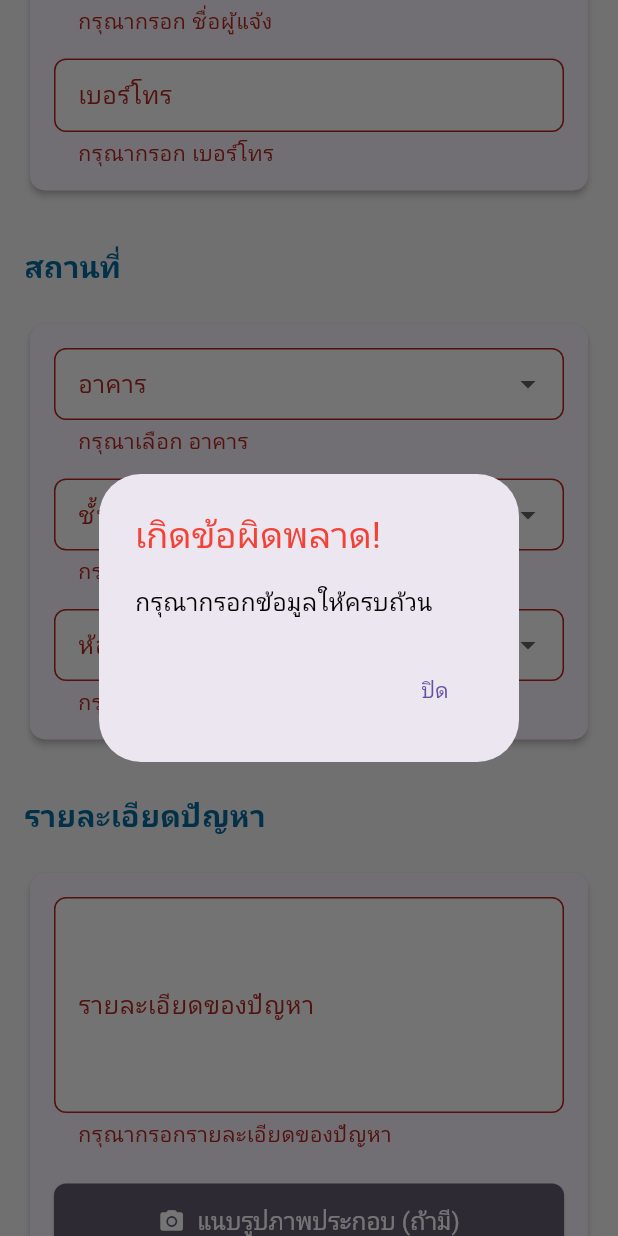
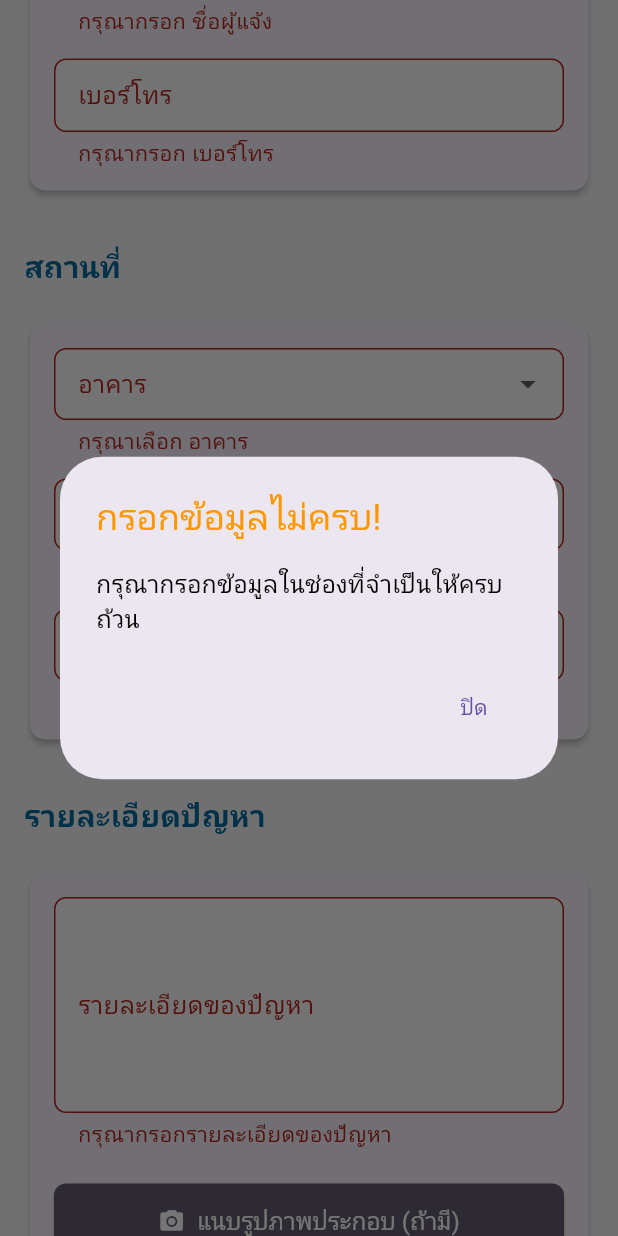
Before and after one commit to kitsune2355/Easy-pro, a Flutter app: the RepairScreen screen opened directly, scrolled down 375 dp, after a tap on "ส่งแจ้งซ่อม", on a phone screen of 412 x 824 dp. Run offline on Flutter 3.47's test engine with Material 3 defaults, Android fonts, the light colour scheme and no system bars; our stand-ins replace google_fonts, image_picker; Roboto replaces fonts that are missing (Prompt).

Commit message:
API repair

```diff
--- /dev/null
+++ b/lib/controllers/repair_controller.dart
@@ -0,0 +1,51 @@
+import 'package:image_picker/image_picker.dart';
+import '../services/api_service.dart';
+
+class RepairController {
+  static Future<bool> submitRepairRequest({
+    required String name,
+    required String phone,
+    required String building,
+    required String floor,
+    required String room,
+    required String problemDetail,
+    required String reportDate,
+    required String reportTime,
+    XFile? image, // Optional image file
+  }) async {
+    // เตรียมข้อมูล text fields
+    final Map<String, String> fields = {
+      'name': name,
+      'phone': phone,
+      'building': building,
+      'floor': floor,
+      'room': room,
+      'problemDetail': problemDetail,
+      'reportDate': reportDate,
+      'reportTime': reportTime,
+      // สามารถเพิ่ม reportChannel, serviceType, jobType ตรงนี้ได้หากมีใน UI
+    };
+
+    try {
+      final response = await ApiService.postMultipart(
+        'submit_repair.php', // Endpoint ของ PHP Script ที่จะจัดการข้อมูล
+        fields: fields,
+        file: image,
+        fileFieldName: 'image', // ต้องตรงกับชื่อ $_FILES ใน PHP
+      );
+
+      if (response != null && response is Map<String, dynamic>) {
+        if (response['status'] == 'success') {
+          return true;
+        } else {
+          // หาก backend ตอบกลับมาว่าไม่สำเร็จ พร้อมข้อความ error
+          print('API Error: ${response['message']}');
+          return false;
+        }
+      }
+    } catch (e) {
+      print('Error submitting repair request: $e');
+    }
+    return false;
+  }
+}
--- a/lib/screens/repair_screen.dart
+++ b/lib/screens/repair_screen.dart
@@ -1,3 +1,5 @@
+// lib/screens/repair_screen.dart
+import 'package:easy_pro/controllers/repair_controller.dart';
 import 'package:flutter/material.dart';
 import 'package:image_picker/image_picker.dart';
 import 'dart:io';
@@ -24,10 +26,6 @@ class _RepairScreenState extends State<RepairScreen> {
   // Initialize with current date and time
   DateTime? _reportDate = DateTime.now();
   TimeOfDay? _reportTime = TimeOfDay.now();
-  DateTime? _repairDate;
-  String? _reportChannel;
-  String? _serviceType;
-  String? _jobType;
   String? _building;
   String? _floor;
   String? _room;
@@ -45,7 +43,6 @@ class _RepairScreenState extends State<RepairScreen> {
   }
 
   Future<void> _initializeThaiDateFormatting() async {
-    // Ensure Thai locale data is loaded for date formatting
     await initializeDateFormatting('th', null);
     setState(() {
       // Rebuild widget tree after locale data is loaded if needed
@@ -54,7 +51,6 @@ class _RepairScreenState extends State<RepairScreen> {
 
   @override
   void dispose() {
-    // Dispose controllers to prevent memory leaks
     _nameController.dispose();
     _phoneController.dispose();
     _problemDetailController.dispose();
@@ -135,31 +131,43 @@ class _RepairScreenState extends State<RepairScreen> {
   }
 
   /// Submits the form data after validation.
-  void _submitForm() {
+  void _submitForm() async { // Make the method async
     if (_formKey.currentState!.validate()) {
-      final Map<String, dynamic> formData = {
-        'reportDate': _reportDate != null
-            ? DateFormat('yyyy-MM-dd').format(_reportDate!)
-            : null,
-        'reportTime': _reportTime != null
-            ? _formatTimeOfDay(_reportTime!)
-            : null,
-        'repairDate': _repairDate != null
-            ? DateFormat('yyyy-MM-dd').format(_repairDate!)
-            : null,
-        'reportChannel': _reportChannel,
-        'serviceType': _serviceType,
-        'jobType': _jobType,
-        'name': _nameController.text,
-        'phone': _phoneController.text,
-        'building': _building,
-        'floor': _floor,
-        'room': _room,
-        'problemDetail': _problemDetailController.text,
-        'imagePath': _image?.path,
-      };
-      print(formData); // For debugging purposes
+      // Show a loading dialog
+      showDialog(
+        context: context,
+        barrierDismissible: false, // Prevent dismissing by tapping outside
+        builder: (BuildContext context) {
+          return const AlertDialog(
+            content: Column(
+              mainAxisSize: MainAxisSize.min,
+              children: [
+                CircularProgressIndicator(),
+                SizedBox(height: 16),
+                Text('กำลังส่งข้อมูล...'),
+              ],
+            ),
+          );
+        },
+      );
 
+      // Call the RepairController to submit the data
+      final bool success = await RepairController.submitRepairRequest(
+        name: _nameController.text,
+        phone: _phoneController.text,
+        building: _building!, // These are validated as not null by the form
+        floor: _floor!,       // validators, so we can use !
+        room: _room!,         //
+        problemDetail: _problemDetailController.text,
+        reportDate: DateFormat('yyyy-MM-dd').format(_reportDate!),
+        reportTime: _formatTimeOfDay(_reportTime!),
+        image: _image,
+      );
+
+      Navigator.of(context).pop(); // Dismiss the loading dialog
+
+      if (success) {
+        // Show success dialog
         showDialog(
           context: context,
           builder: (BuildContext context) {
@@ -173,15 +181,28 @@ class _RepairScreenState extends State<RepairScreen> {
                 TextButton(
                   child: const Text('ตกลง'),
                   onPressed: () {
-                  Navigator.of(context).pop(); // Dismiss the dialog
+                    Navigator.of(context).pop(); // Dismiss the success dialog
+                    // Reset the form fields and state
+                    _formKey.currentState?.reset();
+                    setState(() {
+                      _reportDate = DateTime.now();
+                      _reportTime = TimeOfDay.now();
+                      _building = null;
+                      _floor = null;
+                      _room = null;
+                      _image = null; // Clear selected image
+                      _nameController.clear();
+                      _phoneController.clear();
+                      _problemDetailController.clear();
+                    });
                   },
                 ),
               ],
             );
           },
         );
-      // In a real application, you would typically send this data to a backend API.
       } else {
+        // Show error dialog if submission failed
         showDialog(
           context: context,
           builder: (BuildContext context) {
@@ -191,7 +212,33 @@ class _RepairScreenState extends State<RepairScreen> {
                 style: TextStyle(color: Colors.red),
               ),
               content: const Text(
-              'กรุณากรอกข้อมูลให้ครบถ้วน',
+                'ไม่สามารถส่งข้อมูลการแจ้งซ่อมได้ กรุณาลองใหม่อีกครั้ง',
+                style: TextStyle(color: Colors.black),
+              ),
+              actions: <Widget>[
+                TextButton(
+                  child: const Text('ปิด'),
+                  onPressed: () {
+                    Navigator.of(context).pop();
+                  },
+                ),
+              ],
+            );
+          },
+        );
+      }
+    } else {
+      // Show validation error dialog
+      showDialog(
+        context: context,
+        builder: (BuildContext context) {
+          return AlertDialog(
+            title: const Text(
+              'กรอกข้อมูลไม่ครบ!',
+              style: TextStyle(color: Colors.orange),
+            ),
+            content: const Text(
+              'กรุณากรอกข้อมูลในช่องที่จำเป็นให้ครบถ้วน',
               style: TextStyle(color: Colors.black),
             ),
             actions: <Widget>[
@@ -286,7 +333,7 @@ class _RepairScreenState extends State<RepairScreen> {
               _buildCardSection([
                 _buildProblemDetailField(),
                 const SizedBox(height: 24),
-                _buildImagePicker(), // Updated to call the new _buildImagePicker
+                _buildImagePicker(),
                 if (_image != null) ...[
                   const SizedBox(height: 12),
                   Text(
```
Also changed, not shown: lib/services/api_service.dart (+45 -1 lines). Lines whose indentation alone changed are shown as unchanged.
